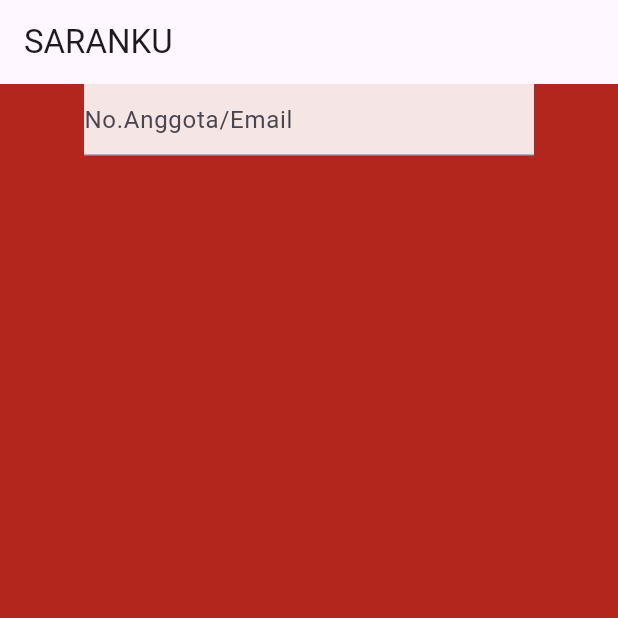
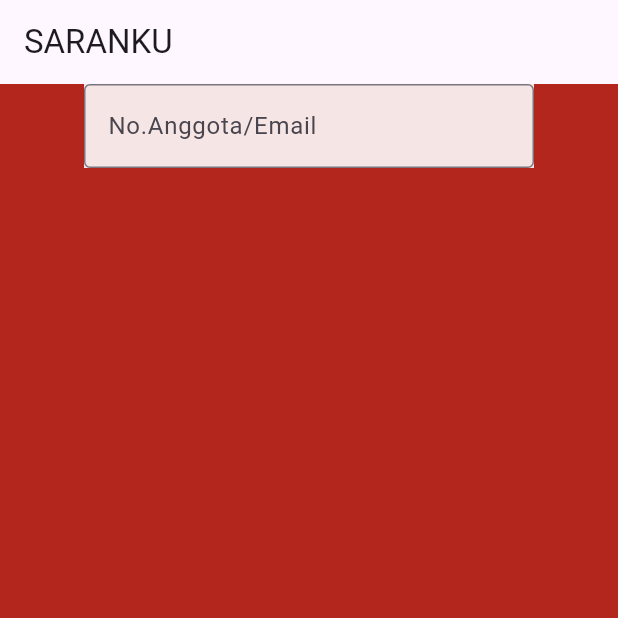
Before and after one commit to Schneider182/appSaranakuu, a Flutter app: the screen it shows after launch, on a phone screen of 412 x 824 dp, the top half of it. Run offline on Flutter 3.47's test engine with Material 3 defaults, Android fonts, the phone set to English and light mode, and no system bars.

Commit message:
Oct 8, 2026, 9:14 AM

```diff
--- a/lib/login.dart
+++ b/lib/login.dart
@@ -24,7 +24,9 @@ class _LoginPageState extends State<LoginPage> {
            color: Color.fromARGB(225, 255, 255, 255),
            child: TextField(
             decoration: InputDecoration(
-              hintText: "No.Anggota/Email"
+              hintText: "No.Anggota/Email",
+              border: OutlineInputBorder(),
+
             ),
            ),
           )
```
